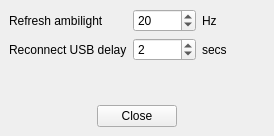
Old version of the form AmbilightUSB_PC/src/mainwindow.ui in the repository Atarity/Lightpack.
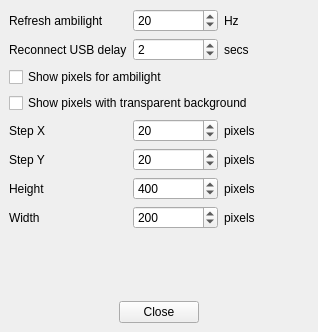
New version of the form. Icons and pictures are not drawn.

Commit message: Using QSettings class for save settings in file at home dir: '~/.config/brunql.dev/Ambilight.ini'. Clear log file '~/.ambilight.log' if it size more than 1Mb. Added new settings for control pixels that used for ambilight (step x, step y, width, height). Update russian translation. Ambilight PC version 2.7

The edit to the form file:
```diff
--- a/AmbilightUSB_PC/src/mainwindow.ui
+++ b/AmbilightUSB_PC/src/mainwindow.ui
@@ -6,8 +6,8 @@
    <rect>
     <x>0</x>
     <y>0</y>
-    <width>274</width>
-    <height>136</height>
+    <width>318</width>
+    <height>332</height>
    </rect>
   </property>
   <property name="windowTitle">
@@ -75,6 +75,122 @@
         </property>
        </widget>
       </item>
+      <item row="4" column="0">
+       <widget class="QLabel" name="label_x_step">
+        <property name="text">
+         <string>Step X</string>
+        </property>
+       </widget>
+      </item>
+      <item row="4" column="2">
+       <widget class="QLabel" name="label_sec_2">
+        <property name="text">
+         <string>pixels</string>
+        </property>
+       </widget>
+      </item>
+      <item row="5" column="1">
+       <widget class="QSpinBox" name="spinBox_StepY">
+        <property name="minimum">
+         <number>1</number>
+        </property>
+        <property name="value">
+         <number>20</number>
+        </property>
+       </widget>
+      </item>
+      <item row="5" column="2">
+       <widget class="QLabel" name="label_sec_3">
+        <property name="text">
+         <string>pixels</string>
+        </property>
+       </widget>
+      </item>
+      <item row="4" column="1">
+       <widget class="QSpinBox" name="spinBox_StepX">
+        <property name="minimum">
+         <number>1</number>
+        </property>
+        <property name="value">
+         <number>20</number>
+        </property>
+       </widget>
+      </item>
+      <item row="5" column="0">
+       <widget class="QLabel" name="label_y_step">
+        <property name="text">
+         <string>Step Y</string>
+        </property>
+       </widget>
+      </item>
+      <item row="6" column="0">
+       <widget class="QLabel" name="label_height">
+        <property name="text">
+         <string>Height</string>
+        </property>
+       </widget>
+      </item>
+      <item row="6" column="1">
+       <widget class="QSpinBox" name="spinBox_HeightAmbilight">
+        <property name="minimum">
+         <number>1</number>
+        </property>
+        <property name="maximum">
+         <number>800</number>
+        </property>
+        <property name="value">
+         <number>400</number>
+        </property>
+       </widget>
+      </item>
+      <item row="6" column="2">
+       <widget class="QLabel" name="label_sec_4">
+        <property name="text">
+         <string>pixels</string>
+        </property>
+       </widget>
+      </item>
+      <item row="7" column="0">
+       <widget class="QLabel" name="label_width">
+        <property name="text">
+         <string>Width</string>
+        </property>
+       </widget>
+      </item>
+      <item row="7" column="1">
+       <widget class="QSpinBox" name="spinBox_WidthAmbilight">
+        <property name="minimum">
+         <number>1</number>
+        </property>
+        <property name="maximum">
+         <number>1280</number>
+        </property>
+        <property name="value">
+         <number>200</number>
+        </property>
+       </widget>
+      </item>
+      <item row="7" column="2">
+       <widget class="QLabel" name="label_sec_5">
+        <property name="text">
+         <string>pixels</string>
+        </property>
+       </widget>
+      </item>
+      <item row="2" column="0" colspan="3">
+       <widget class="QCheckBox" name="checkBox_ShowPixelsAmbilight">
+        <property name="text">
+         <string>Show pixels for ambilight</string>
+        </property>
+       </widget>
+      </item>
+      <item row="3" column="0" colspan="3">
+       <widget class="QCheckBox" name="checkBox_ShowPixelsTransparentBackground">
+        <property name="text">
+         <string>Show pixels with transparent background</string>
+        </property>
+       </widget>
+      </item>
      </layout>
     </item>
     <item>
```
The commit also changes 15 other files.
